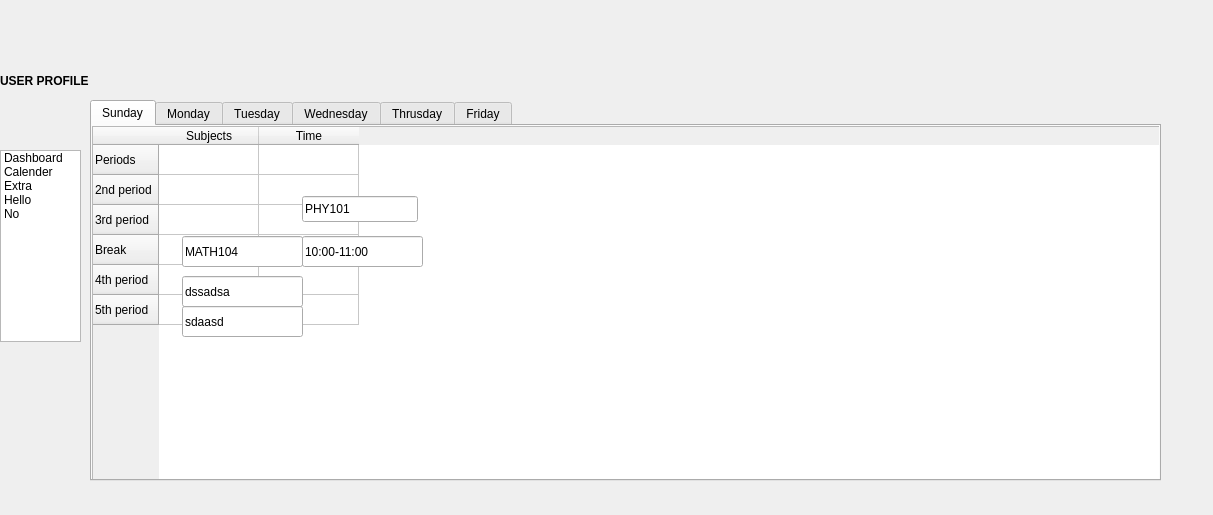
This is profile.ui in pantshaswat/RMS as Qt 5 draws it before an edit. The edited form follows.
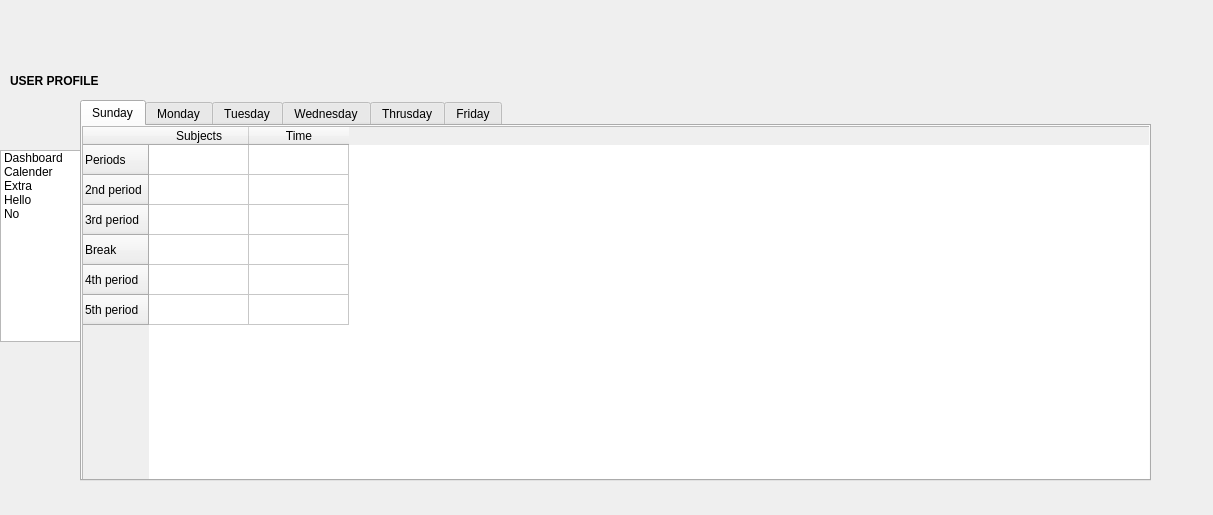
This is the edited form. Icons and pictures are not drawn.

The edit to the form file:
```diff
--- a/profile.ui
+++ b/profile.ui
@@ -35,7 +35,7 @@
   <widget class="QLabel" name="label">
    <property name="geometry">
     <rect>
-     <x>0</x>
+     <x>10</x>
      <y>60</y>
      <width>111</width>
      <height>41</height>
@@ -100,7 +100,7 @@
    </property>
    <property name="geometry">
     <rect>
-     <x>90</x>
+     <x>80</x>
      <y>100</y>
      <width>1071</width>
      <height>381</height>
@@ -197,71 +197,6 @@
       </property>
      </column>
     </widget>
-    <widget class="QLineEdit" name="lineEdit_2">
-     <property name="geometry">
-      <rect>
-       <x>90</x>
-       <y>110</y>
-       <width>121</width>
-       <height>31</height>
-      </rect>
-     </property>
-     <property name="text">
-      <string>MATH104</string>
-     </property>
-    </widget>
-    <widget class="QLineEdit" name="lineEdit_3">
-     <property name="geometry">
-      <rect>
-       <x>90</x>
-       <y>150</y>
-       <width>121</width>
-       <height>31</height>
-      </rect>
-     </property>
-     <property name="text">
-      <string>dssadsa</string>
-     </property>
-    </widget>
-    <widget class="QLineEdit" name="lineEdit_4">
-     <property name="geometry">
-      <rect>
-       <x>90</x>
-       <y>180</y>
-       <width>121</width>
-       <height>31</height>
-      </rect>
-     </property>
-     <property name="text">
-      <string>sdaasd</string>
-     </property>
-    </widget>
-    <widget class="QLineEdit" name="lineEdit_6">
-     <property name="geometry">
-      <rect>
-       <x>210</x>
-       <y>110</y>
-       <width>121</width>
-       <height>31</height>
-      </rect>
-     </property>
-     <property name="text">
-      <string>10:00-11:00</string>
-     </property>
-    </widget>
-    <widget class="QLineEdit" name="lineEdit">
-     <property name="geometry">
-      <rect>
-       <x>210</x>
-       <y>70</y>
-       <width>116</width>
-       <height>26</height>
-      </rect>
-     </property>
-     <property name="text">
-      <string>PHY101</string>
-     </property>
-    </widget>
    </widget>
    <widget class="QWidget" name="tab_2">
     <attribute name="title">
```
